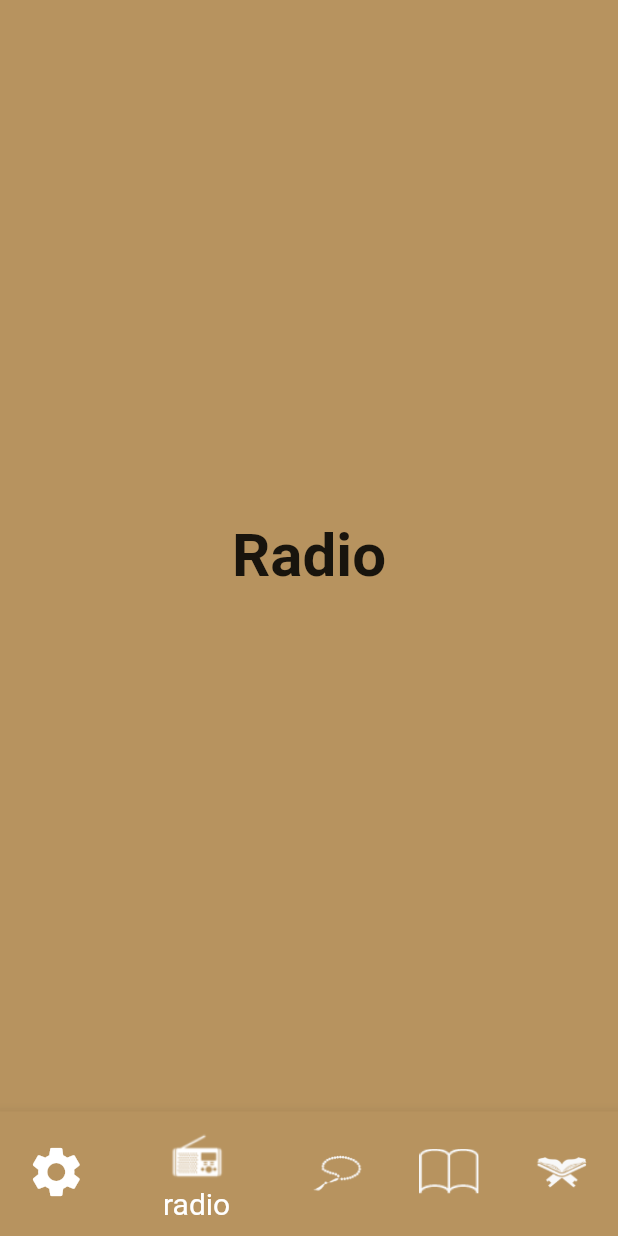
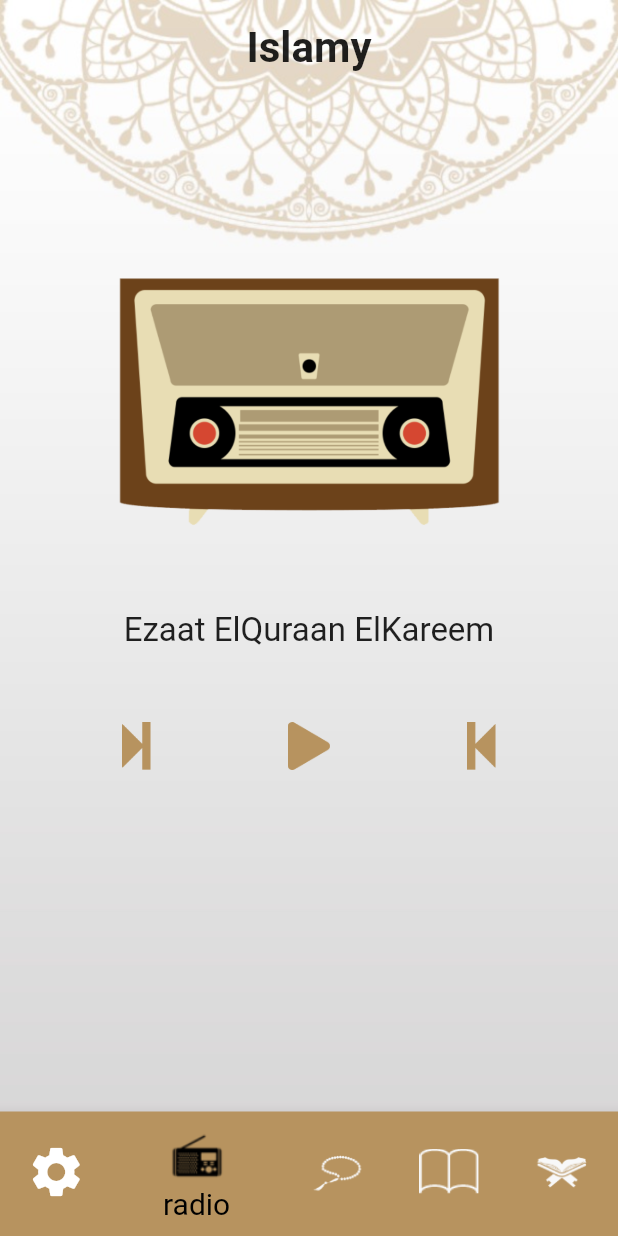
Before and after one commit to Youssef-Bassem/IslamiApp, a Flutter app: the screen it shows after launch, item 2 of the bottom bar chosen, on a phone screen of 412 x 824 dp. Run offline on Flutter 3.47's test engine with Material 2 defaults, Android fonts, the phone set to English and light mode, and no system bars; generated files the repository leaves out were written again.

Commit message:
Radio design

```diff
--- a/lib/Ahadees.dart
+++ b/lib/Ahadees.dart
@@ -36,6 +36,7 @@ class _ahadesState extends State<ahades> {
             ),
             Column(
               children: <Widget>[
+                SizedBox(height: 15,),
                 Container(
                   child: Center(
                     child: Text(
--- a/lib/Main.dart
+++ b/lib/Main.dart
@@ -60,23 +60,24 @@ class _MyAppState extends State<MyApp> {
               currentIndex: curr_index,
               selectedFontSize: 20,
               backgroundColor: Colors.white,
+              selectedItemColor: provider.isDarkModeEnabled()? darkIconColor : Colors.black,
               items:
               [
 
                 BottomNavigationBarItem(
-                  title: Text('Settings'),
+                  label: 'Settings',
                   icon:Icon(Icons.settings,size: 40,color: Colors.white,),
                   backgroundColor: (provider.isDarkModeEnabled()) ?
                   darkcolor : lightcolor,
                   activeIcon: new Icon(
                       Icons.settings,
                       size:40,
-                      color: provider.isDarkModeEnabled()? darkIconColor : Colors.white
+                      color: provider.isDarkModeEnabled()? darkIconColor : Colors.black
                   ),
                 ),
 
                 BottomNavigationBarItem(
-                  title: Text('radio'),
+                  label: 'radio',
                   icon: Image.asset('assets/radio.png',height: 40,width: 40),
                   backgroundColor: (provider.isDarkModeEnabled()) ?
                   darkcolor : lightcolor,
@@ -84,12 +85,12 @@ class _MyAppState extends State<MyApp> {
                       'assets/radio.png',
                       height:40,
                       width: 40,
-                      color: provider.isDarkModeEnabled()? darkIconColor : Colors.white
+                      color: provider.isDarkModeEnabled()? darkIconColor : Colors.black
                   ),
                 ),
 
                 BottomNavigationBarItem(
-                  title: Text('tasbeh'),
+                  label: 'tasbeh',
                   icon: Image.asset('assets/sebha.png',height: 40,width: 40,),
                   backgroundColor: (provider.isDarkModeEnabled()) ?
                   darkcolor : lightcolor,
@@ -97,12 +98,12 @@ class _MyAppState extends State<MyApp> {
                       'assets/sebha.png',
                       height:40,
                       width: 40,
-                      color: provider.isDarkModeEnabled()? darkIconColor : Colors.white
+                      color: provider.isDarkModeEnabled()? darkIconColor : Colors.black
                   ),
                 ),
 
                 BottomNavigationBarItem(
-                  title: Text('ahades'),
+                  label: 'ahades',
                   icon: Image.asset('assets/ahades.png',height: 40,width: 40,),
                   backgroundColor: (provider.isDarkModeEnabled()) ?
                   darkcolor : lightcolor,
@@ -110,12 +111,12 @@ class _MyAppState extends State<MyApp> {
                       'assets/ahades.png',
                       height:40,
                       width: 40,
-                      color: provider.isDarkModeEnabled()? darkIconColor : Colors.white
+                      color: provider.isDarkModeEnabled()? darkIconColor : Colors.black
                   ),
                 ),
 
                 BottomNavigationBarItem(
-                  title: Text('quraan'),
+                  label: 'quraan',
                   icon: Image.asset('assets/quraan.png',height: 40,width: 40,),
                   backgroundColor: (provider.isDarkModeEnabled()) ?
                   darkcolor : lightcolor,
@@ -123,7 +124,7 @@ class _MyAppState extends State<MyApp> {
                       'assets/quraan.png',
                       height:40,
                       width: 40,
-                      color: provider.isDarkModeEnabled()? darkIconColor : Colors.white
+                      color: provider.isDarkModeEnabled()? darkIconColor : Colors.black
                   ),
                 )
               ],
--- a/lib/Radio.dart
+++ b/lib/Radio.dart
@@ -1,12 +1,93 @@
 import 'package:flutter/material.dart';
+import 'package:flutter_gen/gen_l10n/app_localizations.dart';
+import 'package:provider/provider.dart';
+import 'appprovider.dart';
 
-class radio extends StatelessWidget {
+class radio extends StatefulWidget {
+
+  @override
+  _radioState createState() => _radioState();
+}
+
+class _radioState extends State<radio> {
+
+  static const lightcolor = const Color(0xFFb7935f);
+  static const darkIconColor = const Color(0xFFF4C12F);
+  late AppProvider provider;
+
   @override
   Widget build(BuildContext context) {
+    provider = Provider.of<AppProvider>(context);
+
     return Scaffold(
+      body: SafeArea(
+        child: Container(
+          decoration: BoxDecoration(
+            image: DecorationImage(
+              image: AssetImage(provider.isDarkModeEnabled()
+                  ? "assets/bg.png"
+                  : "assets/ahades1.png"),
+              fit: BoxFit.fill,
+            ),
+          ),
+          child: Column(
+            //mainAxisAlignment: MainAxisAlignment.center,
+            children: <Widget>[
 
-      body: Center(
-        child: Text('Radio',style: TextStyle(fontWeight: FontWeight.bold , fontSize: 40),),
+              SizedBox(height: 15,),
+              Container(
+                child: Center(
+                  child: Text(
+                    AppLocalizations.of(context)!.appTitle,
+                    style: TextStyle(fontSize: 28, fontWeight: FontWeight.bold),
+                  ),
+                ),
+              ),
+              SizedBox(height: 90,),
+              Container(
+                margin: EdgeInsets.fromLTRB(0, 30, 0, 0),
+                child: Image(
+                  image: AssetImage('assets/radio_logo.png'),
+                  width: 370,
+                ),
+              ),
+              SizedBox(height: 40,),
+              Text(
+                AppLocalizations.of(context)!.radioCaption,
+                style: TextStyle(fontSize: 22.0),
+              ),
+              SizedBox(height: 40,),
+              Row(
+                mainAxisAlignment: MainAxisAlignment.spaceEvenly,
+                children: [
+                  IconButton(
+                      onPressed: (){},
+                      icon: Image.asset('assets/play_forward.png',height: 40,width: 40,
+                        color: ( provider.isDarkModeEnabled() ) ?
+                               darkIconColor : lightcolor,
+                      ),
+                  ),
+                  IconButton(
+                    onPressed: (){},
+                    icon: Image.asset('assets/play.png',height: 40,width: 40,
+                      color: ( provider.isDarkModeEnabled() ) ?
+                      darkIconColor : lightcolor,
+                    ),
+                  ),
+                  IconButton(
+                    onPressed: (){},
+                    icon: Image.asset('assets/play_backward.png',height: 40,width: 40,
+                      color: ( provider.isDarkModeEnabled() ) ?
+                      darkIconColor : lightcolor,
+                    ),
+                  ),
+                ],
+              )
+
+            ],
+
+          ),
+        ),
       ),
     );
   }
--- a/lib/Sowar.dart
+++ b/lib/Sowar.dart
@@ -29,6 +29,7 @@ class Quran extends StatelessWidget {
           child: Column(
             mainAxisAlignment: MainAxisAlignment.center,
             children: <Widget>[
+              SizedBox(height: 15,),
               Container(
                 child: Center(
                   child: Text(
--- a/lib/Tasbeeh.dart
+++ b/lib/Tasbeeh.dart
@@ -44,6 +44,7 @@ class _TasbeehState extends State<Tasbeeh> {
           child: Center(
             child: Column(
               children: <Widget>[
+                SizedBox(height: 15,),
                 Center(
                   child: Text(
                     AppLocalizations.of(context)!.appTitle,
@@ -87,6 +88,7 @@ class _TasbeehState extends State<Tasbeeh> {
                   AppLocalizations.of(context)!.tasbeh,
                   style: TextStyle(fontSize: 25),
                 ),
+                SizedBox(height: 15,),
                 TextButton(
                   onPressed: () {},
                   child: Text(
--- a/lib/l10n/app_ar.arb
+++ b/lib/l10n/app_ar.arb
@@ -8,6 +8,7 @@
     "elahades" : "الأحاديث",
     "language" : "اللغة",
     "themes" : "الموضوعات",
+    "radioCaption" : "إذاعة القرآن الكريم",
     "h1" : "الحديث الأول",
     "h2" : "الحديث الثاني",
     "h3" : "الحديث الثالث ",
--- a/lib/l10n/app_en.arb
+++ b/lib/l10n/app_en.arb
@@ -8,6 +8,7 @@
     "elahades" : "Ahades",
     "language" : "Language",
     "themes" : "Themes",
+    "radioCaption" : "Ezaat ElQuraan ElKareem",
     "h1" : " Hadess 1",
     "h2" : " Hadess 2",
     "h3" : " Hadess 3 ",
--- a/pubspec.yaml
+++ b/pubspec.yaml
@@ -64,6 +64,7 @@ flutter:
     - assets/radio.png
     - assets/ahades.png
     - assets/sowarLogo.png
+    - assets/radio_logo.png
     - Quran/
 
   # An image asset can refer to one or more resolution-specific "variants", see
```
Also changed, not shown: assets/play.png (added), assets/play_backward.png (added), assets/play_forward.png (added), assets/radio_logo.png (added).
